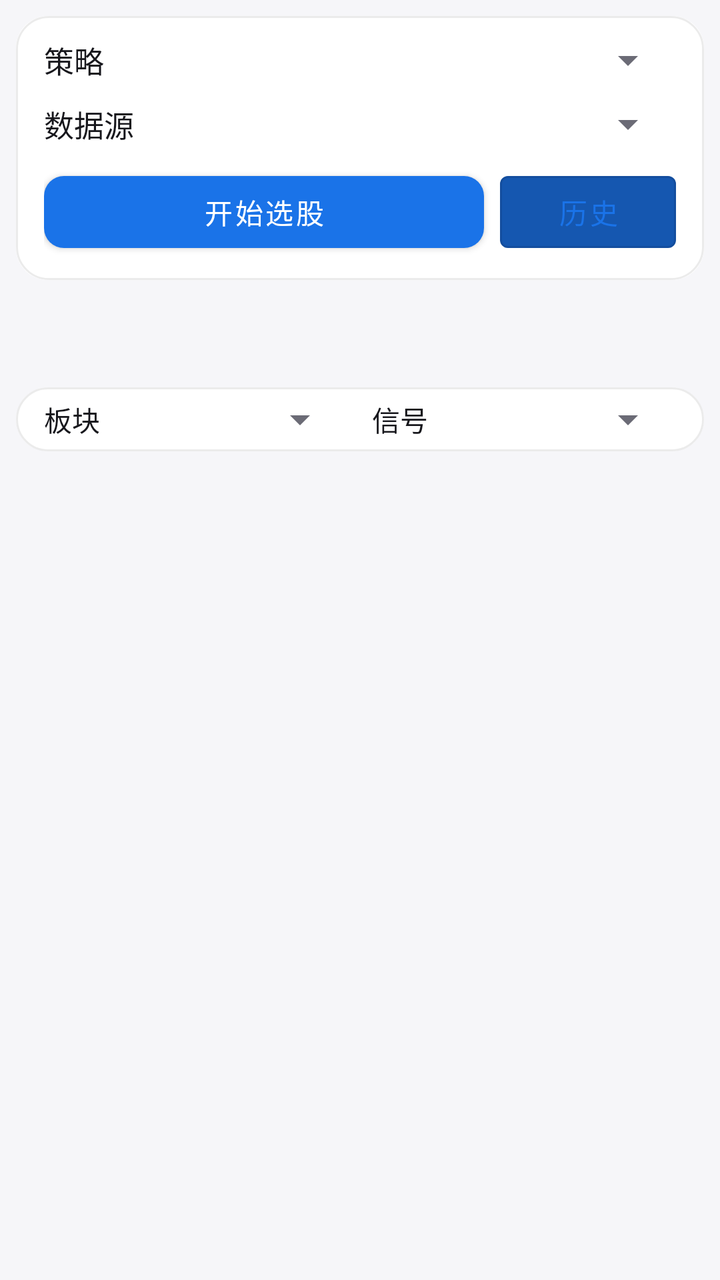
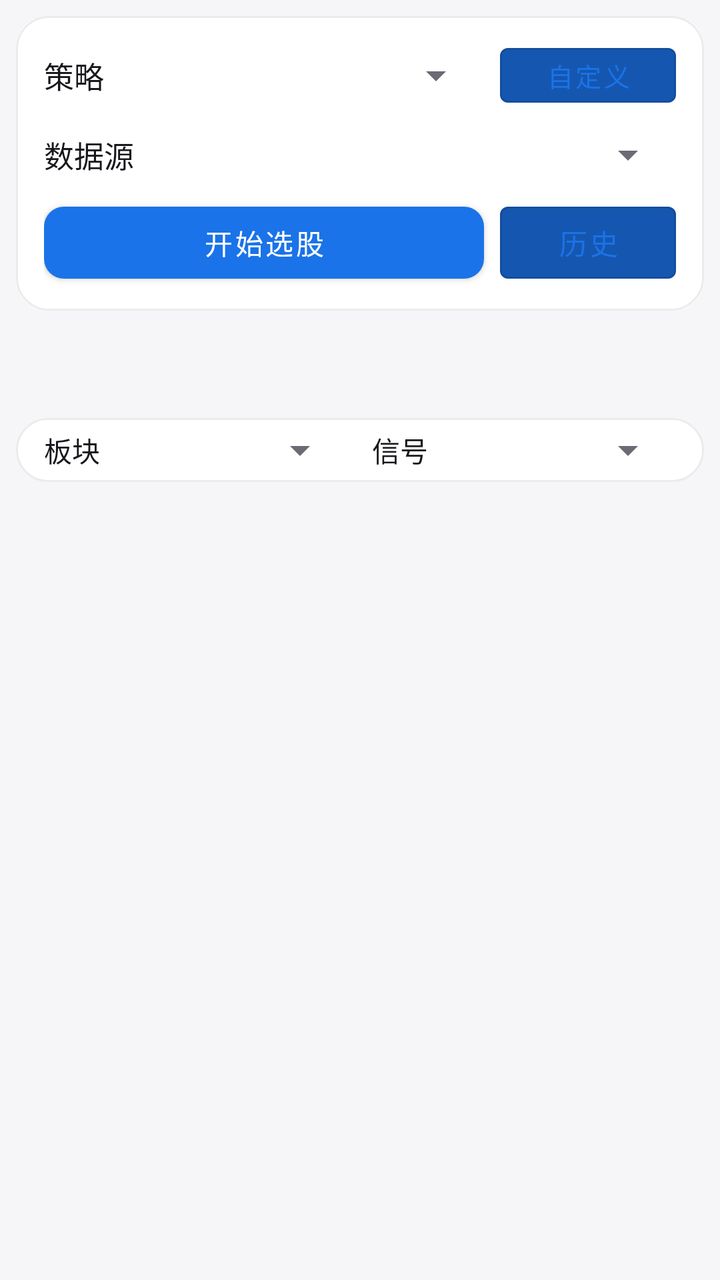

Two renders of the same Android screen: before a commit and after it. Below are the layout's source before the change and the commit's diff.
<!-- AndroidManifest.xml: application theme Theme.DsaMobile -->
<!-- res/layout/activity_screening.xml -->
<?xml version="1.0" encoding="utf-8"?>
<LinearLayout xmlns:android="http://schemas.android.com/apk/res/android"
    xmlns:app="http://schemas.android.com/apk/res-auto"
    android:layout_width="match_parent"
    android:layout_height="match_parent"
    android:orientation="vertical">

    
    <LinearLayout
        android:id="@+id/strategy_card"
        android:layout_width="match_parent"
        android:layout_height="wrap_content"
        android:layout_margin="8dp"
        android:background="@drawable/bg_section"
        android:orientation="vertical"
        android:paddingHorizontal="14dp"
        android:paddingVertical="10dp">

        <LinearLayout
            android:layout_width="match_parent"
            android:layout_height="wrap_content"
            android:gravity="center_vertical"
            android:orientation="horizontal">

            <TextView
                android:layout_width="wrap_content"
                android:layout_height="wrap_content"
                android:text="策略"
                android:textColor="?attr/dsaText"
                android:textSize="15sp" />

            <Spinner
                android:id="@+id/strategy_spinner"
                android:layout_width="0dp"
                android:layout_height="wrap_content"
                android:layout_marginStart="12dp"
                android:layout_weight="1" />
        </LinearLayout>

        
        <LinearLayout
            android:layout_width="match_parent"
            android:layout_height="wrap_content"
            android:layout_marginTop="8dp"
            android:gravity="center_vertical"
            android:orientation="horizontal">

            <TextView
                android:layout_width="wrap_content"
                android:layout_height="wrap_content"
                android:text="数据源"
                android:textColor="?attr/dsaText"
                android:textSize="15sp" />

            <Spinner
                android:id="@+id/sp_screen_source"
                android:layout_width="0dp"
                android:layout_height="wrap_content"
                android:layout_marginStart="12dp"
                android:layout_weight="1" />
        </LinearLayout>

        <LinearLayout
            android:layout_width="match_parent"
            android:layout_height="wrap_content"
            android:layout_marginTop="8dp"
            android:orientation="horizontal">

            <com.google.android.material.button.MaterialButton
                android:id="@+id/btn_run_screen"
                android:layout_width="0dp"
                android:layout_height="wrap_content"
                android:layout_weight="1"
                android:text="开始选股"
                app:backgroundTint="?attr/dsaPrimary" />

            <com.google.android.material.button.MaterialButton
                android:id="@+id/btn_history"
                android:layout_width="wrap_content"
                android:layout_height="wrap_content"
                android:layout_marginStart="8dp"
                android:text="历史"
                app:backgroundTint="?attr/dsaPrimaryDark"
                style="@style/Widget.MaterialComponents.Button.OutlinedButton" />
        </LinearLayout>
    </LinearLayout>

    <TextView
        android:id="@+id/screen_status"
        android:layout_width="match_parent"
        android:layout_height="wrap_content"
        android:gravity="center"
        android:padding="10dp"
        android:textColor="?attr/dsaText2"
        android:textSize="13sp" />

    
    <LinearLayout
        android:layout_width="match_parent"
        android:layout_height="wrap_content"
        android:layout_margin="8dp"
        android:background="@drawable/bg_section"
        android:gravity="center_vertical"
        android:orientation="horizontal"
        android:paddingHorizontal="14dp"
        android:paddingVertical="4dp">

        <TextView
            android:layout_width="wrap_content"
            android:layout_height="wrap_content"
            android:text="板块"
            android:textColor="?attr/dsaText"
            android:textSize="14sp" />

        <Spinner
            android:id="@+id/sp_filter_board"
            android:layout_width="0dp"
            android:layout_height="wrap_content"
            android:layout_marginStart="8dp"
            android:layout_weight="1" />

        <TextView
            android:layout_width="wrap_content"
            android:layout_height="wrap_content"
            android:layout_marginStart="12dp"
            android:text="信号"
            android:textColor="?attr/dsaText"
            android:textSize="14sp" />

        <Spinner
            android:id="@+id/sp_filter_signal"
            android:layout_width="0dp"
            android:layout_height="wrap_content"
            android:layout_marginStart="8dp"
            android:layout_weight="1" />
    </LinearLayout>

    <androidx.recyclerview.widget.RecyclerView
        android:id="@+id/screen_recycler"
        android:layout_width="match_parent"
        android:layout_height="0dp"
        android:layout_weight="1"
        android:clipToPadding="false"
        android:paddingBottom="16dp" />
</LinearLayout>
<!-- resources referenced by this layout -->
<resources>
  <style name="Theme.DsaMobile" parent="Theme.Dsa.Blue" />
  <style name="Theme.Dsa.Blue" parent="Theme.Dsa.Base" />
  <color name="theme_blue">#1A73E8</color>
  <color name="theme_blue_dark">#1557B0</color>
  <color name="soft_blue">#E8F0FE</color>
  <color name="light_card">#FFFFFF</color>
  <color name="light_text">#17171C</color>
  <color name="light_text2">#6B6B76</color>
  <color name="light_bg">#F6F6F9</color>
  <color name="light_surface2">#EFEFF3</color>
  <color name="light_divider">#E6E6EC</color>
  <color name="glass_tint_light">#F2FFFFFF</color>
  <color name="glass_stroke_light">#14000000</color>
  <color name="glass_hi_light">#14FFFFFF</color>
  <color name="nav_glass_light">#59FFFFFF</color>
  <style name="Widget.Dsa.Button" parent="Widget.MaterialComponents.Button">
          <item name="cornerRadius">10dp</item>
          <item name="android:textAllCaps">false</item>
      </style>
  <style name="Widget.Dsa.Fab" parent="Widget.MaterialComponents.FloatingActionButton">
          <item name="backgroundTint">?attr/dsaPrimary</item>
          <item name="tint">@color/light_card</item>
          <item name="shapeAppearanceOverlay">@style/ShapeAppearance.Dsa.Fab</item>
      </style>
  <style name="Widget.Dsa.AlertDialog" parent="MaterialAlertDialog.MaterialComponents">
          <item name="shapeAppearanceOverlay">@style/ShapeAppearance.Dsa.Dialog</item>
          <item name="backgroundTint">?attr/dsaCard</item>
          <item name="buttonBarPositiveButtonStyle">@style/Widget.Dsa.DialogButton</item>
          <item name="buttonBarNegativeButtonStyle">@style/Widget.Dsa.DialogButton</item>
      </style>
  <style name="Widget.Dsa.ActionBarTitle" parent="TextAppearance.Widget.AppCompat.Toolbar.Title">
          <item name="android:textSize">18sp</item>
          <item name="android:textStyle">bold</item>
          <item name="android:letterSpacing">0.01</item>
      </style>
  <style name="ShapeAppearance.Dsa.Fab" parent="ShapeAppearance.MaterialComponents.LargeComponent">
          <item name="cornerFamily">rounded</item>
          <item name="cornerSize">16dp</item>
      </style>
  <!-- drawable bottom_nav_color (drawable) -->
  <?xml version="1.0" encoding="utf-8"?>
  <selector xmlns:android="http://schemas.android.com/apk/res/android">
      <item android:color="?attr/dsaOnPrimary" android:state_checked="true" />
      <item android:color="?attr/dsaText2" />
  </selector>
  <style name="Widget.Dsa.NavIndicator" parent="Widget.Material3.BottomNavigationView.ActiveIndicator">
          <item name="android:color">?attr/dsaPrimary</item>
          <item name="shapeAppearance">@style/ShapeAppearance.Dsa.NavPill</item>
          <item name="marginHorizontal">6dp</item>
      </style>
  <style name="TextAppearance.Dsa.NavActive" parent="TextAppearance.MaterialComponents.Caption">
          <item name="android:textSize">11sp</item>
          <item name="android:textStyle">bold</item>
          <item name="android:textColor">?attr/dsaOnPrimary</item>
      </style>
  <style name="TextAppearance.Dsa.NavInactive" parent="TextAppearance.MaterialComponents.Caption">
          <item name="android:textSize">11sp</item>
          <item name="android:textColor">?attr/dsaText2</item>
      </style>
  <style name="ShapeAppearance.Dsa.Dialog" parent="ShapeAppearance.MaterialComponents.LargeComponent">
          <item name="cornerFamily">rounded</item>
          <item name="cornerSize">28dp</item>
      </style>
  <style name="Widget.Dsa.DialogButton" parent="Widget.MaterialComponents.Button.TextButton">
          <item name="android:textAllCaps">false</item>
          <item name="android:textColor">?attr/dsaPrimary</item>
      </style>
  <style name="ShapeAppearance.Dsa.NavPill" parent="ShapeAppearance.MaterialComponents.LargeComponent">
          <item name="cornerFamily">rounded</item>
          <item name="cornerSize">100dp</item>
      </style>
  <!-- unchanged entries left out for length: 5 -->
</resources>

<!-- the commit's change to res/layout/activity_screening.xml (unified diff, before → after) -->
@@ -35,6 +35,17 @@
                 android:layout_height="wrap_content"
                 android:layout_marginStart="12dp"
                 android:layout_weight="1" />
+
+            <com.google.android.material.button.MaterialButton
+                android:id="@+id/btn_custom_strategy"
+                android:layout_width="wrap_content"
+                android:layout_height="wrap_content"
+                android:layout_marginStart="8dp"
+                android:minHeight="36dp"
+                android:text="自定义"
+                android:textSize="13sp"
+                app:backgroundTint="?attr/dsaPrimaryDark"
+                style="@style/Widget.MaterialComponents.Button.OutlinedButton" />
         </LinearLayout>
 
         
